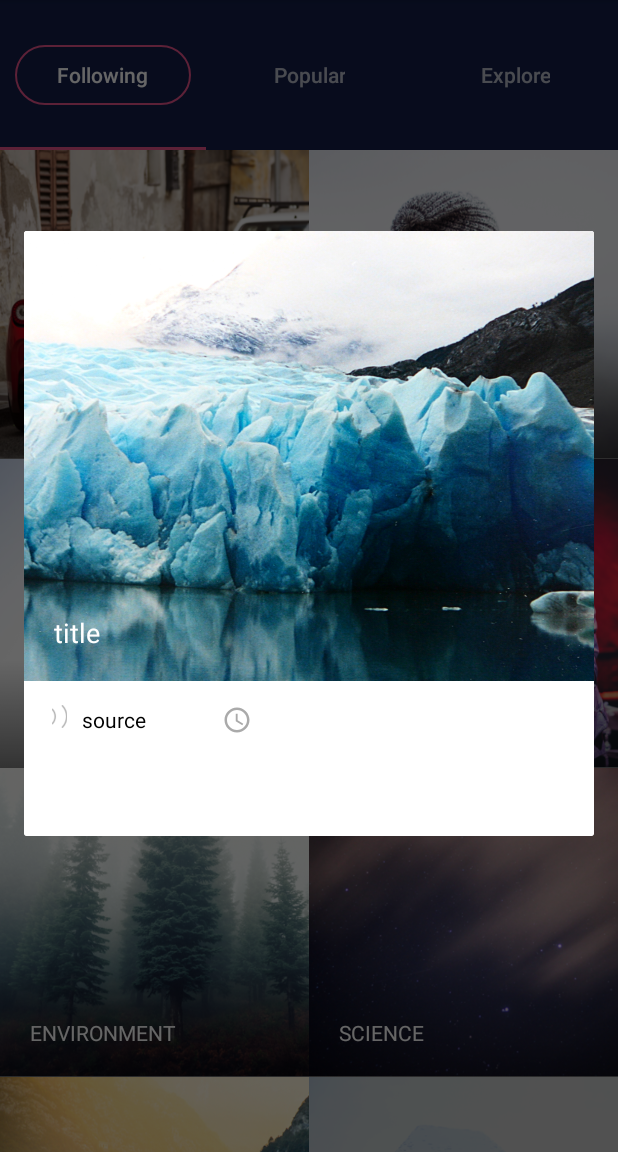
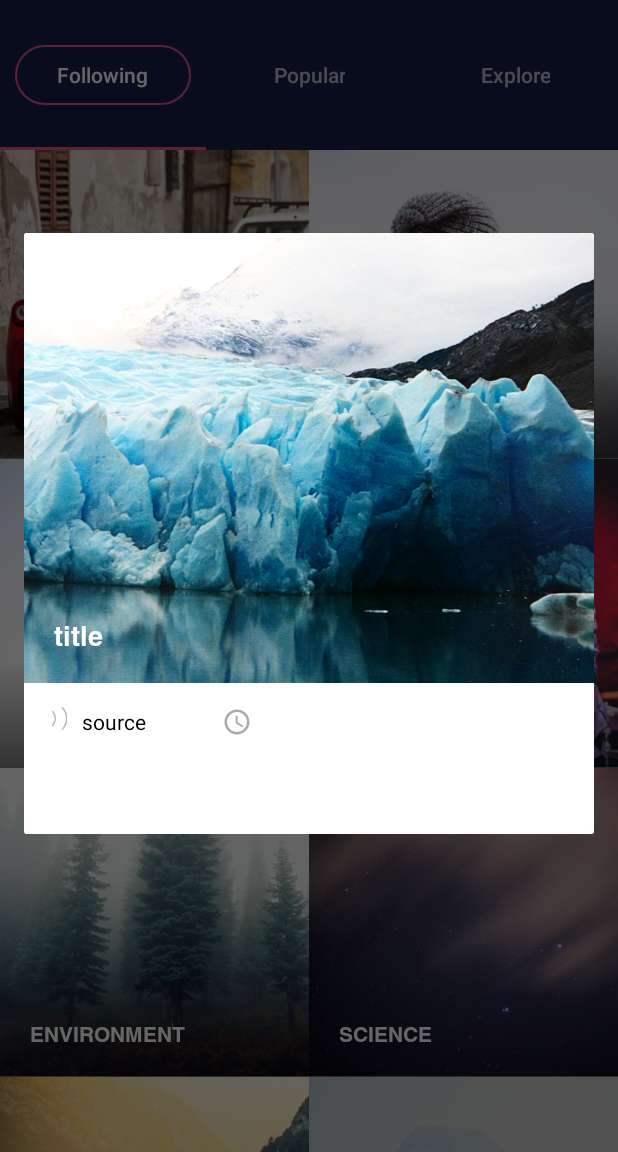
Before and after one commit to elisara/TestProject, an Android app: the fragment ArticleDialogFragment placed in its activity, on a phone screen of 412 x 824 dp, the part 84-1236 px from its top. Run offline under Robolectric (Android 15) with nearby library versions, the phone set to English and light mode, and no system bars; network calls fail; 6 statements that could not run were skipped.

Commit message:
fonts changed

```diff
--- a/app/src/main/java/com/example/elisara/mymind/ArticleDialogFragment.java
+++ b/app/src/main/java/com/example/elisara/mymind/ArticleDialogFragment.java
@@ -1,5 +1,6 @@
 package com.example.elisara.mymind;
 
+import android.graphics.Typeface;
 import android.os.Bundle;
 import android.support.v4.app.DialogFragment;
 import android.view.LayoutInflater;
@@ -35,6 +36,9 @@ public class ArticleDialogFragment extends DialogFragment {
         article = (FeedItem) getArguments().getSerializable("article");
         fromPopular = getArguments().getBoolean("popular");
         dateConverter = new DateConverter();
+        Typeface bold = Typeface.createFromAsset(getActivity().getAssets(), "fonts/helvetica-bold.otf/Helvetica-Bold.otf");
+        Typeface neue = Typeface.createFromAsset(getActivity().getAssets(), "fonts/helvetica-neue.ttf/HelveticaNeue.ttf");
+
 
         //modify the date type
         if(!fromPopular) {
@@ -59,6 +63,7 @@ public class ArticleDialogFragment extends DialogFragment {
 
         }
         articleTextView = (TextView) view.findViewById(R.id.article_text);
+        articleTextView.setTypeface(neue);
         if(paragraphList.size() > 0) {
             for(Element p : paragraphList){
                 if(!p.text().equalsIgnoreCase("advertisement")) {
@@ -69,12 +74,15 @@ public class ArticleDialogFragment extends DialogFragment {
 
         titleView = (TextView) view.findViewById(R.id.article_title);
         titleView.setText(article.title);
+        titleView.setTypeface(bold);
 
         dateView = (TextView) view.findViewById(R.id.dateview);
         dateView.setText(shortDate);
+        dateView.setTypeface(neue);
 
         sourceView = (TextView) view.findViewById(R.id.sourceview);
         sourceView.setText(article.source);
+        dateView.setTypeface(neue);
 
         return view;
     }
--- a/app/src/main/java/com/example/elisara/mymind/PopularFragment.java
+++ b/app/src/main/java/com/example/elisara/mymind/PopularFragment.java
@@ -38,7 +38,7 @@ public class PopularFragment extends Fragment {
     private RecyclerView recyclerView;
     private RecyclerViewAdapter recyclerViewAdapter;
     private Header header;
-    RecyclerView.LayoutManager mLayoutManager;
+    private RecyclerView.LayoutManager mLayoutManager;
 
     private String url = "https://api.nytimes.com/svc/topstories/v2/home.json?api-key=";
     private final String API_KEY = "9b55d9a601e8429d8cdcfb6f8a14c4fc";
--- a/app/src/main/java/com/example/elisara/mymind/adapters/GridViewAdapter.java
+++ b/app/src/main/java/com/example/elisara/mymind/adapters/GridViewAdapter.java
@@ -2,6 +2,7 @@ package com.example.elisara.mymind.adapters;
 
 import android.content.Context;
 import android.content.res.Resources;
+import android.graphics.Typeface;
 import android.graphics.drawable.Drawable;
 import android.view.LayoutInflater;
 import android.view.View;
@@ -32,6 +33,7 @@ public class GridViewAdapter extends BaseAdapter {
 
     public View getView(int position, View convertView, ViewGroup parent) {
         View myView = convertView;
+        Typeface bold = Typeface.createFromAsset(context.getAssets(), "fonts/helvetica-bold.otf/Helvetica-Bold.otf");
 
         if (myView == null) {
             myView = LayoutInflater.from(context).inflate(R.layout.gridview_item, parent, false);
@@ -48,6 +50,7 @@ public class GridViewAdapter extends BaseAdapter {
 
         categoryName = (TextView) myView.findViewById(R.id.gridview_item_text);
         categoryName.setText(list.get(position).toUpperCase());
+        categoryName.setTypeface(bold);
 
         Resources res = context.getResources();
 
```
Also changed, not shown: app/src/main/java/com/example/elisara/mymind/adapters/RecyclerViewAdapter.java (+10 -1 lines).
